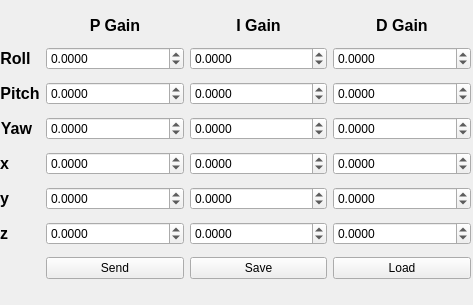
Before: the Qt Designer form gcs/ui/gainscontrol.ui in lijian8/ahns10, drawn with Qt 5.
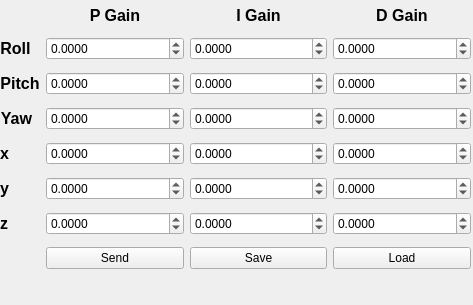
After: the same form once the commit is applied.

```diff
--- a/gcs/ui/gainscontrol.ui
+++ b/gcs/ui/gainscontrol.ui
@@ -26,7 +26,7 @@
    <property name="geometry">
     <rect>
      <x>0</x>
-     <y>10</y>
+     <y>0</y>
      <width>471</width>
      <height>275</height>
     </rect>
```
